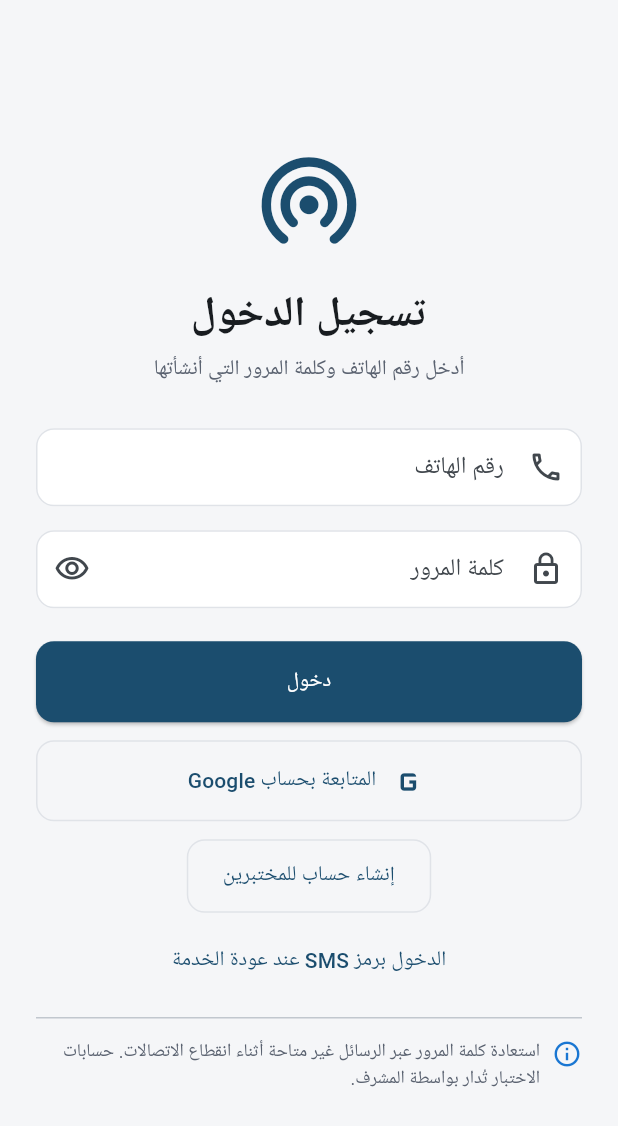
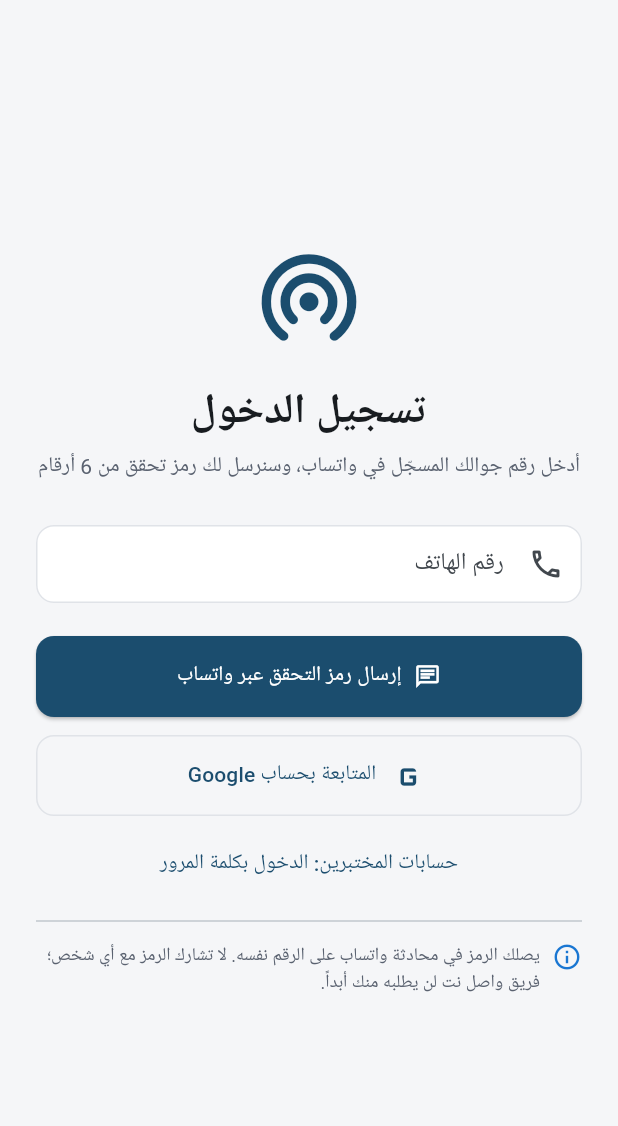
Before and after one commit to msorori-mh/NetYemen, a Flutter app: the LoginScreen screen opened directly, on a phone screen of 412 x 824 dp. Shown: the top 1126 px of the screen. Run offline on Flutter 3.47's test engine with Material 3 defaults, Android fonts, the phone set to English and light mode, and no system bars; our stand-ins replace app_links, firebase_core, firebase_messaging, flutter_riverpod, permission_handler, shared_preferences and 1 more; missing offline and left inert: unorm_dart, wifi_scan; accounts and stored records are empty; Roboto replaces fonts that are missing (Segoe UI).

Commit message:
feat(app): WhatsApp OTP sign-in and PIN confirmation before protected operations
- Login: phone number + one-time code over WhatsApp is the primary path
  (signInWithOtp channel whatsapp; verified as a phone OTP). Google stays;
  tester password sign-in is collapsed behind a toggle.
- confirmAccountPin(): asks the server whether the PIN was verified recently
  and prompts for it otherwise, before buying a package, revealing a card,
  buying a WASEL One plan and issuing WASEL One credentials.
- Card reveal edge function surfaces PIN_REQUIRED / PIN_NOT_SET.

Co-Authored-By: Claude Opus 5.5 <noreply@anthropic.com>

```diff
--- a/lib/features/auth/presentation/login_screen.dart
+++ b/lib/features/auth/presentation/login_screen.dart
@@ -22,6 +22,7 @@ class _LoginScreenState extends ConsumerState<LoginScreen> {
   final _passwordController = TextEditingController();
   bool _isLoading = false;
   bool _hidePassword = true;
+  bool _showPasswordSignIn = false;
 
   @override
   void dispose() {
@@ -93,7 +94,7 @@ class _LoginScreenState extends ConsumerState<LoginScreen> {
         context,
       ).push(MaterialPageRoute(builder: (_) => OTPScreen(phone: phone)));
     } catch (_) {
-      _showError('تعذر إرسال الرمز حالياً. استخدم كلمة المرور للاختبار.');
+      _showError('تعذر إرسال رمز التحقق عبر واتساب حالياً. حاول بعد قليل.');
     } finally {
       if (mounted) setState(() => _isLoading = false);
     }
@@ -135,7 +136,7 @@ class _LoginScreenState extends ConsumerState<LoginScreen> {
                     ),
                     const SizedBox(height: 8),
                     const Text(
-                      'أدخل رقم الهاتف وكلمة المرور التي أنشأتها',
+                      'أدخل رقم جوالك المسجّل في واتساب، وسنرسل لك رمز تحقق من 6 أرقام',
                       textAlign: TextAlign.center,
                       style: TextStyle(color: AppTheme.textSecondary),
                     ),
@@ -159,7 +160,52 @@ class _LoginScreenState extends ConsumerState<LoginScreen> {
                         }
                       },
                     ),
-                    const SizedBox(height: 16),
+                    const SizedBox(height: 22),
+                    SizedBox(
+                      width: double.infinity,
+                      height: 54,
+                      child: ElevatedButton.icon(
+                        key: const Key('login-whatsapp-otp'),
+                        onPressed: _isLoading ? null : _sendOtp,
+                        icon: const Icon(Icons.chat_outlined),
+                        label: _isLoading && !_showPasswordSignIn
+                            ? const SizedBox.square(
+                                dimension: 24,
+                                child: CircularProgressIndicator(
+                                  strokeWidth: 2,
+                                  color: Colors.white,
+                                ),
+                              )
+                            : const Text('إرسال رمز التحقق عبر واتساب'),
+                      ),
+                    ),
+                    const SizedBox(height: 12),
+                    SizedBox(
+                      width: double.infinity,
+                      height: 54,
+                      child: OutlinedButton.icon(
+                        key: const Key('login-google'),
+                        onPressed: _isLoading ? null : _signInWithGoogle,
+                        icon: const Icon(Icons.g_mobiledata, size: 28),
+                        label: const Text('المتابعة بحساب Google'),
+                      ),
+                    ),
+                    const SizedBox(height: 8),
+                    TextButton(
+                      key: const Key('login-show-password'),
+                      onPressed: _isLoading
+                          ? null
+                          : () => setState(
+                                () => _showPasswordSignIn = !_showPasswordSignIn,
+                              ),
+                      child: Text(
+                        _showPasswordSignIn
+                            ? 'إخفاء الدخول بكلمة المرور'
+                            : 'حسابات المختبرين: الدخول بكلمة المرور',
+                      ),
+                    ),
+                    if (_showPasswordSignIn) ...[
+                      const SizedBox(height: 8),
                       TextFormField(
                         key: const Key('login-password'),
                         controller: _passwordController,
@@ -184,11 +230,11 @@ class _LoginScreenState extends ConsumerState<LoginScreen> {
                           if (!_isLoading) _signIn();
                         },
                       ),
-                    const SizedBox(height: 22),
+                      const SizedBox(height: 12),
                       SizedBox(
                         width: double.infinity,
                         height: 54,
-                      child: ElevatedButton(
+                        child: OutlinedButton(
                           key: const Key('login-submit'),
                           onPressed: _isLoading ? null : _signIn,
                           child: _isLoading
@@ -196,25 +242,13 @@ class _LoginScreenState extends ConsumerState<LoginScreen> {
                                   dimension: 24,
                                   child: CircularProgressIndicator(
                                     strokeWidth: 2,
-                                  color: Colors.white,
                                   ),
                                 )
-                            : const Text('دخول'),
+                              : const Text('دخول بكلمة المرور'),
                         ),
                       ),
-                    const SizedBox(height: 12),
-                    SizedBox(
-                      width: double.infinity,
-                      height: 54,
-                      child: OutlinedButton.icon(
-                        key: const Key('login-google'),
-                        onPressed: _isLoading ? null : _signInWithGoogle,
-                        icon: const Icon(Icons.g_mobiledata, size: 28),
-                        label: const Text('المتابعة بحساب Google'),
-                      ),
-                    ),
-                    const SizedBox(height: 12),
-                    OutlinedButton(
+                      const SizedBox(height: 8),
+                      TextButton(
                         key: const Key('open-signup'),
                         onPressed: _isLoading
                             ? null
@@ -225,11 +259,7 @@ class _LoginScreenState extends ConsumerState<LoginScreen> {
                                 ),
                         child: const Text('إنشاء حساب للمختبرين'),
                       ),
-                    const SizedBox(height: 8),
-                    TextButton(
-                      onPressed: _isLoading ? null : _sendOtp,
-                      child: const Text('الدخول برمز SMS عند عودة الخدمة'),
-                    ),
+                    ],
                     const Divider(height: 28),
                     const Row(
                       crossAxisAlignment: CrossAxisAlignment.start,
@@ -242,7 +272,7 @@ class _LoginScreenState extends ConsumerState<LoginScreen> {
                         SizedBox(width: 8),
                         Expanded(
                           child: Text(
-                            'استعادة كلمة المرور عبر الرسائل غير متاحة أثناء انقطاع الاتصالات. حسابات الاختبار تُدار بواسطة المشرف.',
+                            'يصلك الرمز في محادثة واتساب على الرقم نفسه. لا تشارك الرمز مع أي شخص؛ فريق واصل نت لن يطلبه منك أبداً.',
                             style: TextStyle(
                               color: AppTheme.textSecondary,
                               fontSize: 12,
--- a/lib/features/auth/presentation/otp_screen.dart
+++ b/lib/features/auth/presentation/otp_screen.dart
@@ -113,7 +113,7 @@ class _OTPScreenState extends ConsumerState<OTPScreen> {
       if (!mounted) return;
       _otpController.clear();
       setState(_startCooldown);
-      _showMessage('أُرسل رمز جديد إلى رقمك.');
+      _showMessage('أُرسل رمز جديد إلى واتساب على رقمك.');
     } catch (_) {
       _showError('تعذر إرسال الرمز حالياً. حاول بعد قليل.');
     } finally {
@@ -156,7 +156,7 @@ class _OTPScreenState extends ConsumerState<OTPScreen> {
             ),
             const SizedBox(height: 8),
             Text(
-              'أدخل الرمز المرسل إلى ${widget.phone}',
+              'أدخل الرمز المرسل عبر واتساب إلى ${widget.phone}',
               style: Theme.of(
                 context,
               ).textTheme.bodyMedium?.copyWith(color: AppTheme.textSecondary),
--- a/lib/features/purchase/presentation/purchase_confirmation_screen.dart
+++ b/lib/features/purchase/presentation/purchase_confirmation_screen.dart
@@ -3,6 +3,7 @@
 import 'package:flutter/material.dart';
 import 'package:flutter_riverpod/flutter_riverpod.dart';
 import '../../packages/domain/entities.dart';
+import '../../security/presentation/pin_confirmation.dart';
 import '../../wallet/presentation/wallet_providers.dart';
 import 'purchase_providers.dart';
 import 'purchase_result_screen.dart';
@@ -99,6 +100,8 @@ class PurchaseConfirmationScreen extends ConsumerWidget {
   }
 
   Future<void> _confirmPurchase(BuildContext context, WidgetRef ref) async {
+    // The server refuses a purchase until the PIN was verified recently.
+    if (!await confirmAccountPin(context, ref) || !context.mounted) return;
     try {
       final result = await ref
           .read(purchaseSubmissionProvider.notifier)
--- a/lib/features/purchase/presentation/purchase_detail_screen.dart
+++ b/lib/features/purchase/presentation/purchase_detail_screen.dart
@@ -4,6 +4,7 @@ import 'package:flutter/material.dart';
 import 'package:flutter_riverpod/flutter_riverpod.dart';
 import '../../../core/utils/money_format.dart';
 import '../../../core/widgets/customer_load_error.dart';
+import '../../security/presentation/pin_confirmation.dart';
 import '../domain/entities.dart';
 import 'card_reveal_screen.dart';
 import 'purchase_providers.dart';
@@ -105,6 +106,8 @@ class _PurchaseDetailScreenState extends ConsumerState<PurchaseDetailScreen> {
   }
 
   Future<void> _revealCard(BuildContext context, PurchaseOrder purchase) async {
+    // The server reveals a card only after a recent PIN verification.
+    if (!await confirmAccountPin(context, ref) || !context.mounted) return;
     setState(() {
       _revealing = true;
       _message = null;
--- a/lib/features/purchase/presentation/purchase_providers.dart
+++ b/lib/features/purchase/presentation/purchase_providers.dart
@@ -181,6 +181,9 @@ bool isPriceChangedError(Object error) =>
 /// Customer-facing Arabic message for a failed purchase submission.
 String purchaseErrorMessage(Object error) {
   final message = error.toString();
+  if (message.contains('PIN_REQUIRED') || message.contains('PIN_NOT_SET')) {
+    return 'انتهت مهلة التأكيد بالرمز السري. لم يُخصم أي مبلغ. اضغط «شراء» مجددًا وأدخل رمزك عند الطلب.';
+  }
   if (message.contains('PRICE_CHANGED')) {
     return 'تغيّر سعر هذه الباقة. لم يُخصم أي مبلغ. ارجع إلى قائمة الباقات وراجع السعر الجديد قبل الشراء.';
   }
```
Also changed, not shown: lib/features/auth/data/customer_auth_repository.dart (+12 -1 lines), lib/features/security/data/pin_repository.dart (+11 -0 lines), lib/features/security/presentation/pin_confirmation.dart (added, +151 -0 lines), lib/features/wasel_one/presentation/wasel_one_screen.dart (+10 -0 lines), 4 other files. Lines whose indentation alone changed are shown as unchanged.
